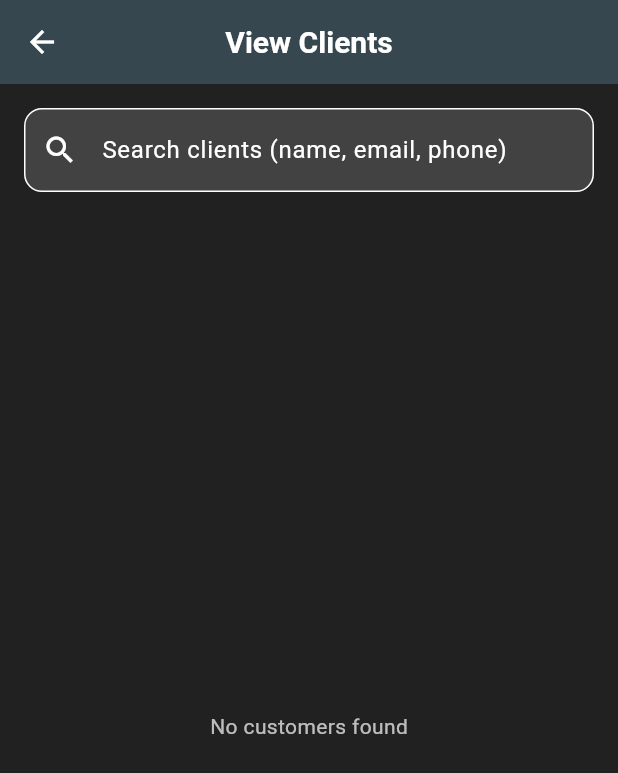
After one commit to IssacVinson/polar-glow, a Flutter app: the AdminDashboard screen opened directly, after a tap on "View Clients", on a phone screen of 412 x 824 dp. The commit adds this screen. Shown: the top 773 px of the screen. Run offline on Flutter 3.47's test engine with Material 3 defaults, Android fonts, the phone set to English and light mode, and no system bars; our stand-ins replace cloud_firestore, firebase_auth, firebase_core, flutter_animate, table_calendar; accounts and stored records are empty.

Commit message:
Removed the 2 weeks thing and added view clients feature to admin

```diff
--- a/lib/Screens/admin_dashboard.dart
+++ b/lib/Screens/admin_dashboard.dart
@@ -8,6 +8,7 @@ import 'admin_schedule_calendar_screen.dart';
 import 'admin_services_screen.dart';
 import 'admin_payroll_overview_screen.dart';
 import 'profile_screen.dart';
+import 'admin_view_clients_screen.dart'; // ← NEW IMPORT
 
 class AdminDashboard extends StatelessWidget {
   const AdminDashboard({super.key});
@@ -120,6 +121,18 @@ class AdminDashboard extends StatelessWidget {
                         context,
                         MaterialPageRoute(
                             builder: (_) => const AdminManageBookingsScreen()),
+                      ),
+                    ),
+                    // ── NEW CARD ──
+                    _TaskCard(
+                      icon: Icons.group_rounded,
+                      title: 'View Clients',
+                      subtitle: 'Search name, email, phone',
+                      color: Colors.blue,
+                      onTap: () => Navigator.push(
+                        context,
+                        MaterialPageRoute(
+                            builder: (_) => const AdminViewClientsScreen()),
                       ),
                     ),
                     _TaskCard(
--- /dev/null
+++ b/lib/Screens/admin_view_clients_screen.dart
@@ -0,0 +1,170 @@
+import 'package:cloud_firestore/cloud_firestore.dart';
+import 'package:flutter/material.dart';
+
+class AdminViewClientsScreen extends StatefulWidget {
+  const AdminViewClientsScreen({super.key});
+
+  @override
+  State<AdminViewClientsScreen> createState() => _AdminViewClientsScreenState();
+}
+
+class _AdminViewClientsScreenState extends State<AdminViewClientsScreen> {
+  final TextEditingController _searchController = TextEditingController();
+  String _searchQuery = '';
+
+  @override
+  void dispose() {
+    _searchController.dispose();
+    super.dispose();
+  }
+
+  @override
+  Widget build(BuildContext context) {
+    return Scaffold(
+      appBar: AppBar(
+        title: const Text('View Clients'),
+        centerTitle: true,
+      ),
+      body: Column(
+        children: [
+          Padding(
+            padding: const EdgeInsets.all(16.0),
+            child: TextField(
+              controller: _searchController,
+              decoration: InputDecoration(
+                labelText: 'Search clients (name, email, phone)',
+                prefixIcon: const Icon(Icons.search),
+                border:
+                    OutlineInputBorder(borderRadius: BorderRadius.circular(12)),
+                filled: true,
+                fillColor: Theme.of(context).colorScheme.surfaceContainerLowest,
+              ),
+              onChanged: (value) {
+                setState(() {
+                  _searchQuery = value.toLowerCase().trim();
+                });
+              },
+            ),
+          ),
+          Expanded(
+            child: StreamBuilder<QuerySnapshot>(
+              stream: FirebaseFirestore.instance
+                  .collection('users')
+                  .where('role', isEqualTo: 'customer')
+                  .snapshots(),
+              builder: (context, snapshot) {
+                if (snapshot.hasError) {
+                  return Center(child: Text('Error: ${snapshot.error}'));
+                }
+                if (snapshot.connectionState == ConnectionState.waiting) {
+                  return const Center(child: CircularProgressIndicator());
+                }
+                if (!snapshot.hasData || snapshot.data!.docs.isEmpty) {
+                  return const Center(child: Text('No customers found'));
+                }
+
+                final clients = snapshot.data!.docs.where((doc) {
+                  final data = doc.data() as Map<String, dynamic>;
+                  final name = (data['displayName'] ??
+                          data['fullName'] ??
+                          data['name'] ??
+                          '')
+                      .toString()
+                      .toLowerCase();
+                  final email = (data['email'] ?? '').toString().toLowerCase();
+                  final phone = (data['phoneNumber'] ?? data['phone'] ?? '')
+                      .toString()
+                      .toLowerCase();
+
+                  return name.contains(_searchQuery) ||
+                      email.contains(_searchQuery) ||
+                      phone.contains(_searchQuery);
+                }).toList();
+
+                if (clients.isEmpty) {
+                  return const Center(child: Text('No matching clients'));
+                }
+
+                return ListView.builder(
+                  padding: const EdgeInsets.symmetric(horizontal: 16),
+                  itemCount: clients.length,
+                  itemBuilder: (context, index) {
+                    final doc = clients[index];
+                    final data = doc.data() as Map<String, dynamic>;
+                    final displayName = data['displayName'] ??
+                        data['fullName'] ??
+                        data['name'] ??
+                        'No Name';
+                    final email = data['email'] ?? 'No Email';
+                    final phone =
+                        data['phoneNumber'] ?? data['phone'] ?? 'No Phone';
+
+                    return Card(
+                      margin: const EdgeInsets.only(bottom: 12),
+                      child: ListTile(
+                        leading: const CircleAvatar(
+                          child: Icon(Icons.person),
+                        ),
+                        title: Text(displayName,
+                            style:
+                                const TextStyle(fontWeight: FontWeight.w600)),
+                        subtitle: Column(
+                          crossAxisAlignment: CrossAxisAlignment.start,
+                          children: [
+                            Text(email),
+                            if (phone.isNotEmpty && phone != 'No Phone')
+                              Text(phone),
+                          ],
+                        ),
+                        trailing: IconButton(
+                          icon: const Icon(Icons.info_outline),
+                          onPressed: () => _showClientDetails(context, data),
+                        ),
+                      ),
+                    );
+                  },
+                );
+              },
+            ),
+          ),
+        ],
+      ),
+    );
+  }
+
+  void _showClientDetails(BuildContext context, Map<String, dynamic> data) {
+    final name =
+        data['displayName'] ?? data['fullName'] ?? data['name'] ?? 'N/A';
+    final email = data['email'] ?? 'N/A';
+    final phone = data['phoneNumber'] ?? data['phone'] ?? 'N/A';
+
+    showModalBottomSheet(
+      context: context,
+      isScrollControlled: true,
+      builder: (ctx) => Padding(
+        padding: const EdgeInsets.all(20),
+        child: Column(
+          mainAxisSize: MainAxisSize.min,
+          crossAxisAlignment: CrossAxisAlignment.start,
+          children: [
+            const Text('Client Details',
+                style: TextStyle(fontSize: 20, fontWeight: FontWeight.bold)),
+            const SizedBox(height: 16),
+            Text('Name: $name'),
+            Text('Email: $email'),
+            Text('Phone: $phone'),
+            if (data['address'] != null) Text('Address: ${data['address']}'),
+            const SizedBox(height: 20),
+            SizedBox(
+              width: double.infinity,
+              child: ElevatedButton(
+                onPressed: () => Navigator.pop(ctx),
+                child: const Text('Close'),
+              ),
+            ),
+          ],
+        ),
+      ),
+    );
+  }
+}
--- a/lib/Screens/profile_screen.dart
+++ b/lib/Screens/profile_screen.dart
@@ -53,8 +53,6 @@ class _ProfileScreenState extends State<ProfileScreen> {
   String? _originalUsername;
 
   // Proper email validation
-  final _emailRegex = RegExp(r'^[\w-\.]+@([\w-]+\.)+[\w-]{2,4}$');
-
   @override
   void initState() {
     super.initState();
```
Also changed, not shown: lib/Screens/admin_manage_bookings_screen.dart (+66 -38 lines), lib/Screens/admin_schedule_calendar_screen.dart (+12 -6 lines), lib/Screens/booking_screen.dart (+7 -0 lines), lib/Screens/calendar_view.dart (+10 -2 lines).
